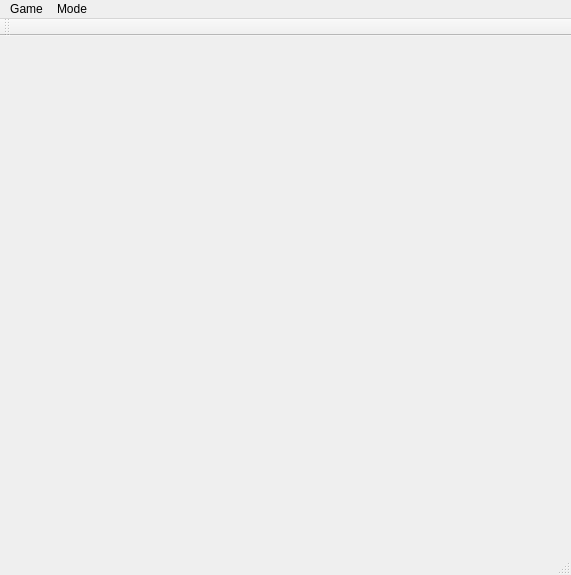
KarlZeilhofer/OneToN, file oneton.ui: the form before one commit.
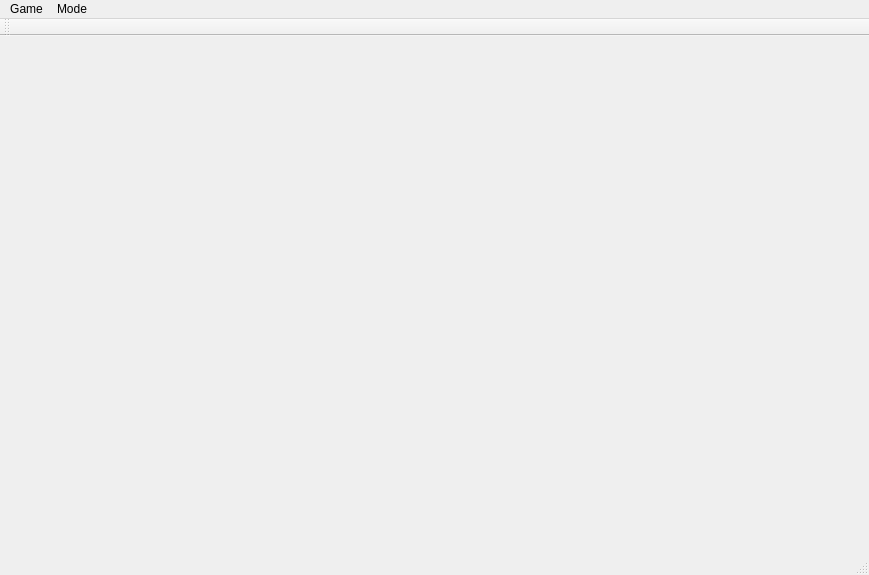
The form after the commit.

The edit to the form file:
```diff
--- a/oneton.ui
+++ b/oneton.ui
@@ -6,7 +6,7 @@
    <rect>
     <x>0</x>
     <y>0</y>
-    <width>571</width>
+    <width>869</width>
     <height>575</height>
    </rect>
   </property>
@@ -19,7 +19,7 @@
     <rect>
      <x>0</x>
      <y>0</y>
-     <width>571</width>
+     <width>869</width>
      <height>26</height>
     </rect>
    </property>
```
Left out of the diff: 21 changed lines with no effect on the pictures.
